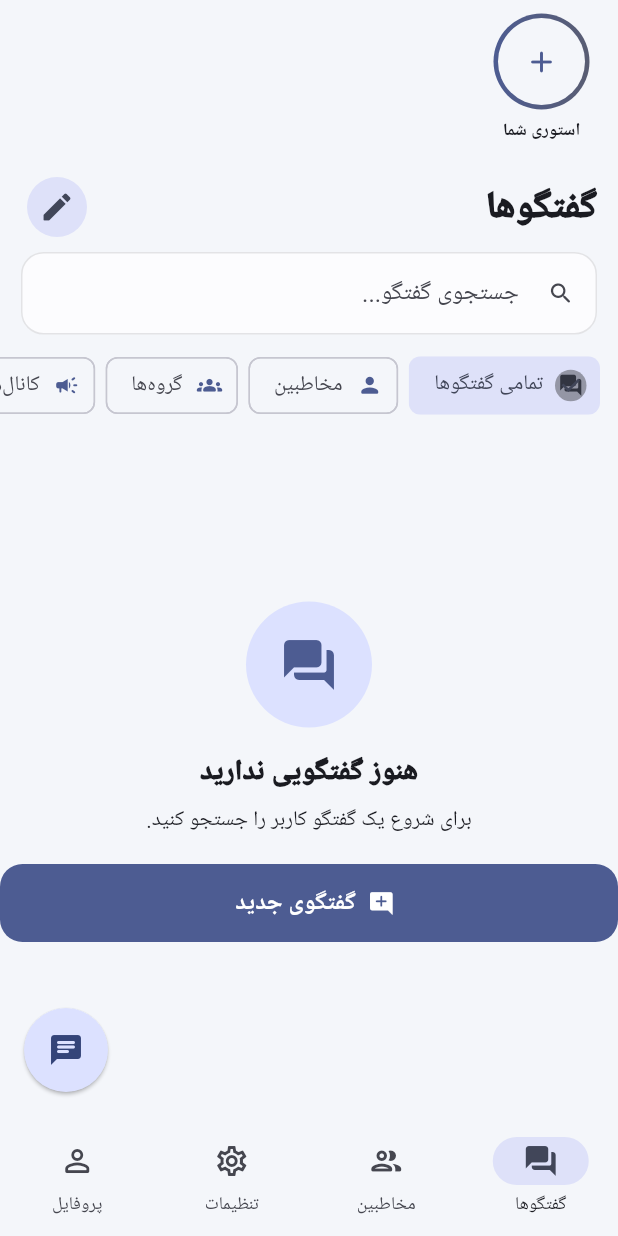
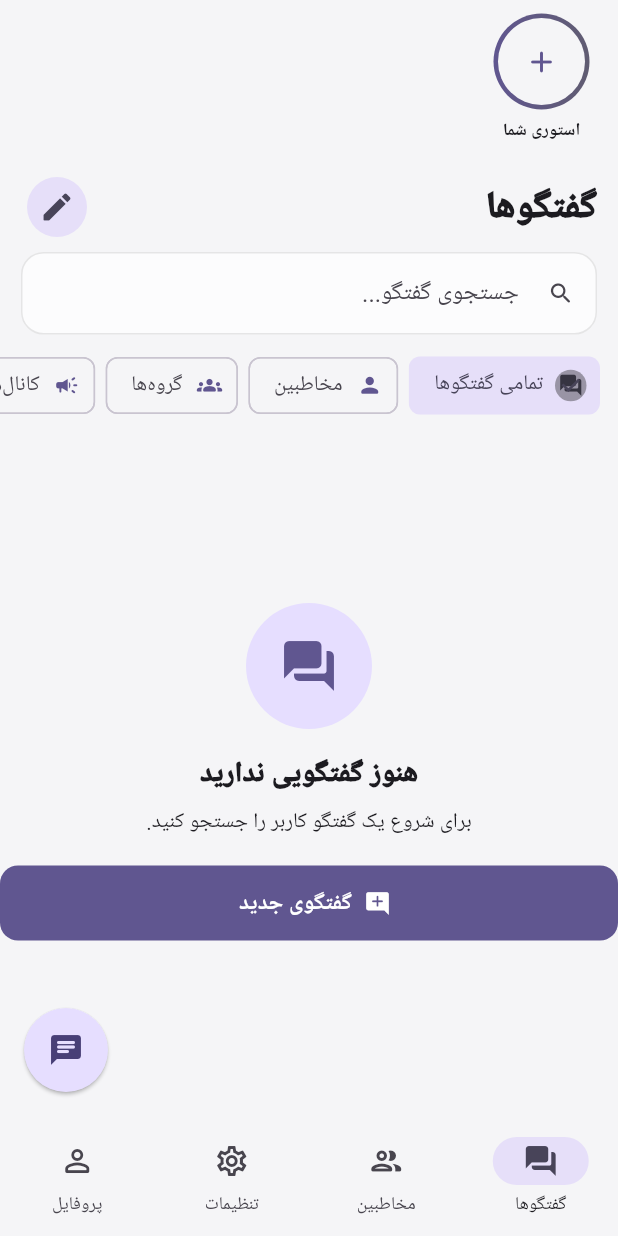
Before and after one commit to harad896-cyber/arad-portfolio-, a Flutter app: the screen it shows once a user with an empty profile is signed in, on a phone screen of 412 x 824 dp. Run offline on Flutter 3.47's test engine with Material 3 defaults, Android fonts, the phone set to English and light mode, and no system bars; our stand-ins replace audioplayers, file_picker, flutter_secure_storage, google_sign_in, image_picker, qr_flutter and 3 more; missing offline and left inert: record; accounts and stored records are empty; Roboto replaces fonts that are missing (Vazirmatn).

Commit message:
style: align messenger with Project 1 design system

```diff
--- a/lib/main.dart
+++ b/lib/main.dart
@@ -44,7 +44,7 @@ class LanguageController extends ChangeNotifier {
 
 class AppThemeController extends ChangeNotifier {
   bool dark = false;
-  int seed = 0xFF5B6FB5;
+  int seed = 0xFF7C5CFF;
 
   String get _scope {
     final uid = Supabase.instance.client.auth.currentUser?.id;
@@ -56,7 +56,7 @@ class AppThemeController extends ChangeNotifier {
     final p = await SharedPreferences.getInstance();
     final key = _scope;
     dark = p.getBool('dark_mode_$key') ?? false;
-    seed = p.getInt('accent_seed_$key') ?? 0xFF5B6FB5;
+    seed = p.getInt('accent_seed_$key') ?? 0xFF7C5CFF;
     notifyListeners();
   }
   Future<void> setDark(bool value) async {
@@ -122,12 +122,13 @@ class AradMessenger extends StatelessWidget {
       title: 'Arad Messenger',
       theme: ThemeData(
         useMaterial3: true,
+        fontFamily: 'Vazirmatn',
         colorScheme: ColorScheme.fromSeed(
           seedColor: Color(appTheme.seed),
           brightness: Brightness.light,
-          surface: const Color(0xFFF4F6FA),
-        ),
-        scaffoldBackgroundColor: const Color(0xFFF4F6FA),
+          surface: const Color(0xFFF5F5F7),
+        ),
+        scaffoldBackgroundColor: const Color(0xFFF5F5F7),
         visualDensity: VisualDensity.standard,
         splashFactory: InkSparkle.splashFactory,
         pageTransitionsTheme: const PageTransitionsTheme(
@@ -139,15 +140,15 @@ class AradMessenger extends StatelessWidget {
         appBarTheme: const AppBarTheme(
           elevation: 0,
           scrolledUnderElevation: 0,
-          backgroundColor: Color(0xDFF4F6FA),
+          backgroundColor: Color(0xC2F5F5F7),
           surfaceTintColor: Colors.transparent,
           centerTitle: false,
           titleTextStyle: TextStyle(
             fontSize: 20,
             fontWeight: FontWeight.w800,
-            color: Color(0xFF151821),
+            color: Color(0xFF16161A),
           ),
-          iconTheme: IconThemeData(color: Color(0xFF30323A)),
+          iconTheme: IconThemeData(color: Color(0xFF707078)),
         ),
         cardTheme: CardThemeData(
           elevation: 0,
@@ -155,7 +156,7 @@ class AradMessenger extends StatelessWidget {
           surfaceTintColor: Colors.transparent,
           margin: EdgeInsets.zero,
           shape: RoundedRectangleBorder(
-            borderRadius: BorderRadius.all(Radius.circular(18)),
+            borderRadius: BorderRadius.all(Radius.circular(20)),
             side: BorderSide(color: Color(0x1A4F46E5)),
           ),
         ),
@@ -165,15 +166,15 @@ class AradMessenger extends StatelessWidget {
           contentPadding: const EdgeInsets.symmetric(horizontal: 16, vertical: 15),
           border: OutlineInputBorder(
             borderRadius: BorderRadius.all(Radius.circular(15)),
-            borderSide: BorderSide(color: Color(0x26303746)),
+            borderSide: BorderSide(color: Color(0x19000000)),
           ),
           enabledBorder: OutlineInputBorder(
             borderRadius: BorderRadius.all(Radius.circular(15)),
-            borderSide: BorderSide(color: Color(0x1F30323A)),
+            borderSide: BorderSide(color: Color(0x17000000)),
           ),
           focusedBorder: OutlineInputBorder(
             borderRadius: BorderRadius.all(Radius.circular(15)),
-            borderSide: BorderSide(color: Color(0xFF4F46E5), width: 1.6),
+            borderSide: BorderSide(color: Color(0xFF7C5CFF), width: 1.6),
           ),
           errorBorder: OutlineInputBorder(
             borderRadius: BorderRadius.all(Radius.circular(15)),
@@ -186,15 +187,15 @@ class AradMessenger extends StatelessWidget {
         ),
         filledButtonTheme: FilledButtonThemeData(
           style: FilledButton.styleFrom(
-            minimumSize: const Size.fromHeight(52),
-            shape: RoundedRectangleBorder(borderRadius: BorderRadius.circular(15)),
-            textStyle: const TextStyle(fontSize: 16, fontWeight: FontWeight.w800),
+            minimumSize: const Size.fromHeight(50),
+            shape: RoundedRectangleBorder(borderRadius: BorderRadius.circular(12)),
+            textStyle: const TextStyle(fontSize: 15, fontWeight: FontWeight.w700),
           ),
         ),
         outlinedButtonTheme: OutlinedButtonThemeData(
           style: OutlinedButton.styleFrom(
-            minimumSize: const Size.fromHeight(52),
-            shape: RoundedRectangleBorder(borderRadius: BorderRadius.circular(15)),
+            minimumSize: const Size.fromHeight(50),
+            shape: RoundedRectangleBorder(borderRadius: BorderRadius.circular(12)),
             side: const BorderSide(color: Color(0x2630323A)),
             textStyle: const TextStyle(fontSize: 15, fontWeight: FontWeight.w700),
           ),
@@ -205,58 +206,56 @@ class AradMessenger extends StatelessWidget {
         ),
         snackBarTheme: SnackBarThemeData(
           behavior: SnackBarBehavior.floating,
-          shape: RoundedRectangleBorder(borderRadius: BorderRadius.circular(14)),
+          shape: RoundedRectangleBorder(borderRadius: BorderRadius.circular(12)),
           insetPadding: const EdgeInsets.all(16),
         ),
         dividerTheme: const DividerThemeData(
           space: 1,
           thickness: 1,
-          color: Color(0x16000000),
+          color: Color(0x17000000),
         ),
       ),
       darkTheme: ThemeData(
         useMaterial3: true,
+        fontFamily: 'Vazirmatn',
         colorScheme: ColorScheme.fromSeed(
           seedColor: Color(appTheme.seed),
           brightness: Brightness.dark,
-          primary: const Color(0xFF6E83C4),
-          secondary: const Color(0xFF8B5FBF),
-          tertiary: const Color(0xFFB45CC8),
-          surface: const Color(0xFF111014),
-        ),
-        scaffoldBackgroundColor: const Color(0xFF111014),
+          surface: const Color(0xFF111114),
+        ),
+        scaffoldBackgroundColor: const Color(0xFF09090B),
         appBarTheme: const AppBarTheme(
           elevation: 0,
           scrolledUnderElevation: 0,
-          backgroundColor: Color(0xE6111014),
+          backgroundColor: Color(0xC209090B),
           surfaceTintColor: Colors.transparent,
           titleTextStyle: TextStyle(fontSize: 20, fontWeight: FontWeight.w800),
         ),
         cardTheme: CardThemeData(
           elevation: 0,
-          color: Color(0xB81C1A20),
+          color: Color(0x0AFFFFFF),
           surfaceTintColor: Colors.transparent,
           margin: EdgeInsets.zero,
           shape: RoundedRectangleBorder(
-            borderRadius: BorderRadius.all(Radius.circular(18)),
+            borderRadius: BorderRadius.all(Radius.circular(20)),
             side: BorderSide(color: Color(0x1FFFFFFF)),
           ),
         ),
         inputDecorationTheme: InputDecorationTheme(
           filled: true,
-          fillColor: Color(0xB81C1A20),
+          fillColor: Color(0x0AFFFFFF),
           contentPadding: const EdgeInsets.symmetric(horizontal: 16, vertical: 15),
           border: OutlineInputBorder(
             borderRadius: BorderRadius.all(Radius.circular(15)),
-            borderSide: BorderSide(color: Color(0x24FFFFFF)),
+            borderSide: BorderSide(color: Color(0x17FFFFFF)),
           ),
           enabledBorder: OutlineInputBorder(
             borderRadius: BorderRadius.all(Radius.circular(15)),
-            borderSide: BorderSide(color: Color(0x22FFFFFF)),
+            borderSide: BorderSide(color: Color(0x14FFFFFF)),
           ),
           focusedBorder: OutlineInputBorder(
             borderRadius: BorderRadius.all(Radius.circular(15)),
-            borderSide: BorderSide(color: Color(0xFF7C8FD6), width: 1.6),
+            borderSide: BorderSide(color: Color(0xFFA996FF), width: 1.6),
           ),
         ),
       ),
@@ -3017,11 +3016,11 @@ class _ChatPageState extends State<ChatPage> {
       child: Wrap(
         spacing: 4,
         children: counts.entries.map((e) => InkWell(
-          borderRadius: BorderRadius.circular(14),
+          borderRadius: BorderRadius.circular(12),
           onTap: () => reactTo(message, e.key),
           child: Container(
             padding: const EdgeInsets.symmetric(horizontal: 7, vertical: 3),
-            decoration: BoxDecoration(color: Theme.of(context).colorScheme.surfaceContainerHighest, borderRadius: BorderRadius.circular(14)),
+            decoration: BoxDecoration(color: Theme.of(context).colorScheme.surfaceContainerHighest, borderRadius: BorderRadius.circular(12)),
             child: Text('${e.key} ${e.value}', style: const TextStyle(fontSize: 12)),
           ),
         )).toList(),
@@ -3042,7 +3041,7 @@ class _ChatPageState extends State<ChatPage> {
         return GestureDetector(
           onTap: () => _openImage(m),
           child: ClipRRect(
-            borderRadius: BorderRadius.circular(14),
+            borderRadius: BorderRadius.circular(12),
             child: Image.network(
               url,
               width: 220,
```
